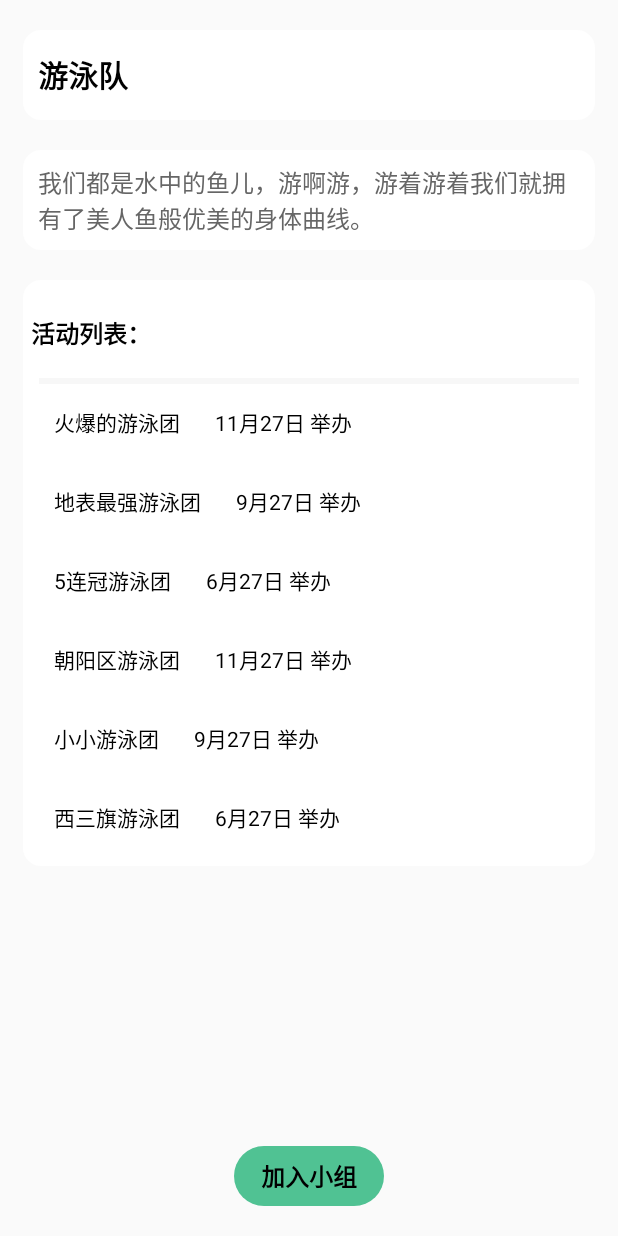
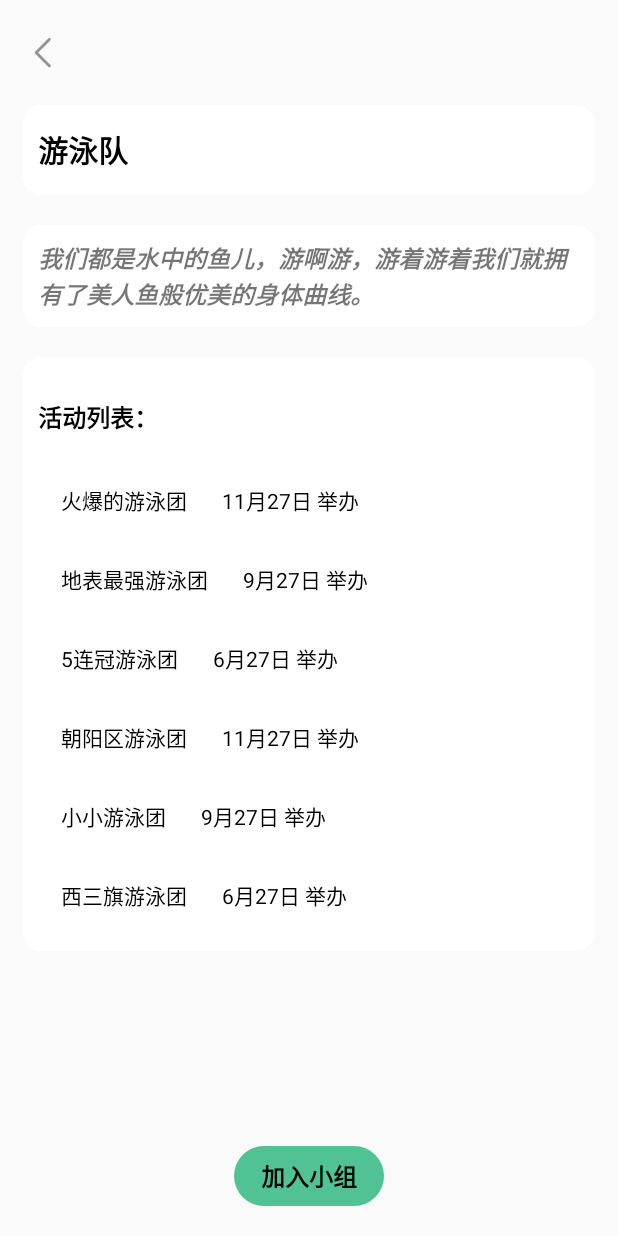
Before and after one commit to WeihaoJiang/sport, an Android app: the screen it shows after launch (GroupDetailActivity), after a tap on an icon or button, on a phone screen of 412 x 824 dp. Run offline under Robolectric (Android 15) with nearby library versions, the phone set to English and light mode, and no system bars; our stand-ins replace CircleImageView, EventBus; libraries missing offline, so code that uses them is left out: com.alibaba.fastjson, com.avos.avoscloud; 1 statement that could not run was skipped; 1 other tap on this screen came first.

Commit message:
update:小组详情页调整

```diff
--- a/app/src/main/java/com/example/jiangweihao/sport/coding/activity/GroupDetailActivity.java
+++ b/app/src/main/java/com/example/jiangweihao/sport/coding/activity/GroupDetailActivity.java
@@ -41,6 +41,7 @@
         mRecyclerView.addItemDecoration(new RecycleViewDivider(this, LinearLayoutManager.VERTICAL));
         mRecyclerView.setAdapter(detailAdapter);
         findViewById(R.id.join_group).setOnClickListener(this);
+        findViewById(R.id.back).setOnClickListener(this);
     }
 
     private void initData() {
@@ -104,6 +105,7 @@
         int id = v.getId();
         switch (id) {
             case R.id.join_group:
+            case R.id.back:
                 finish();
                 break;
         }
--- a/app/src/main/res/layout/activity_group_detail.xml
+++ b/app/src/main/res/layout/activity_group_detail.xml
@@ -8,6 +8,17 @@
     android:paddingRight="15dp"
     tools:context=".coding.activity.GroupDetailActivity">
 
+    <ImageView
+        android:id="@+id/back"
+        android:layout_width="30dp"
+        android:layout_height="30dp"
+        android:scaleType="centerInside"
+        android:layout_centerVertical="true"
+        android:layout_marginTop="20dp"
+        android:src="@drawable/icon_pic_back_ns"
+        app:layout_constraintTop_toTopOf="parent"
+        app:layout_constraintLeft_toLeftOf="parent"/>
+
     <TextView
         android:id="@+id/group_name"
         android:layout_width="match_parent"
@@ -17,11 +28,10 @@
         android:textColor="@color/black"
         android:textStyle="bold"
         android:text="一点羽毛球小分队"
+        android:padding="10dp"
         android:layout_marginTop="20dp"
-        android:paddingLeft="10dp"
-        android:paddingRight="10dp"
         android:background="@drawable/recycle_bg"
-        app:layout_constraintTop_toTopOf="parent" />
+        app:layout_constraintTop_toBottomOf="@id/back" />
 
     <TextView
         android:id="@+id/description"
@@ -29,12 +39,10 @@
         android:layout_height="wrap_content"
         android:gravity="center_vertical"
         android:textSize="16dp"
-        android:textColor="#666"
+        android:textStyle="bold|italic"
+        android:padding="10dp"
         android:layout_marginTop="@dimen/dp_20"
-        android:lines="3"
-        android:text="详情介绍"
-        android:paddingLeft="10dp"
-        android:paddingRight="10dp"
+        android:text="一点羽毛球小分队详情：\n详情\n详情"
         android:background="@drawable/recycle_bg"
         app:layout_constraintTop_toBottomOf="@id/group_name" />
 
@@ -42,12 +50,10 @@
         android:layout_width="match_parent"
         android:layout_height="wrap_content"
         android:orientation="vertical"
+        android:padding="10dp"
         tools:ignore="MissingConstraints"
-        android:padding="5dp"
         android:layout_marginTop="@dimen/dp_20"
         android:background="@drawable/recycle_bg"
-        android:paddingLeft="10dp"
-        android:paddingRight="10dp"
         app:layout_constraintTop_toBottomOf="@id/description"
         >
 
@@ -62,12 +68,6 @@
             android:text="活动列表："
              />
 
-        <View
-            android:layout_width="match_parent"
-            android:layout_height="4dp"
-            android:layout_marginRight="5dp"
-            android:layout_marginLeft="5dp"
-            android:background="#f7f7f7"/>
         <android.support.v7.widget.RecyclerView
             android:id="@+id/item_list"
             android:layout_width="match_parent"
```
